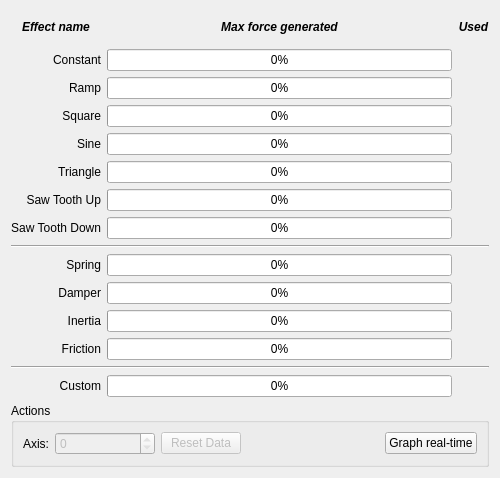
Old version of the form res/effects_stats.ui in the repository Ultrawipf/OpenFFBoard-configurator.
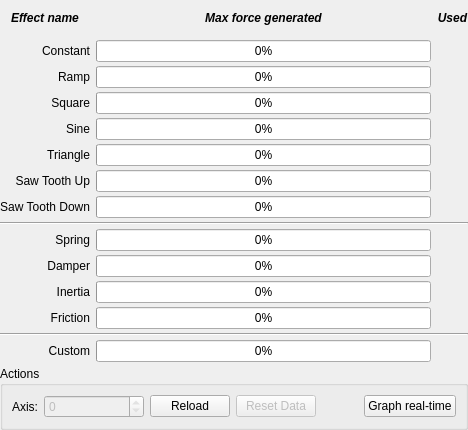
New version of the form.

Commit message: fix(ui): imrpove the UI to get a good layout/display

```diff
--- a/res/effects_stats.ui
+++ b/res/effects_stats.ui
@@ -6,19 +6,19 @@
    <rect>
     <x>0</x>
     <y>0</y>
-    <width>500</width>
-    <height>478</height>
+    <width>468</width>
+    <height>430</height>
    </rect>
   </property>
   <property name="sizePolicy">
-   <sizepolicy hsizetype="Fixed" vsizetype="Preferred">
+   <sizepolicy hsizetype="Preferred" vsizetype="Preferred">
     <horstretch>0</horstretch>
     <verstretch>0</verstretch>
    </sizepolicy>
   </property>
   <property name="minimumSize">
    <size>
-    <width>500</width>
+    <width>0</width>
     <height>0</height>
    </size>
   </property>
@@ -32,6 +32,21 @@
    <string>Statistics</string>
   </property>
   <layout class="QGridLayout" name="gridLayout_3">
+   <property name="leftMargin">
+    <number>0</number>
+   </property>
+   <property name="topMargin">
+    <number>0</number>
+   </property>
+   <property name="rightMargin">
+    <number>0</number>
+   </property>
+   <property name="bottomMargin">
+    <number>0</number>
+   </property>
+   <property name="verticalSpacing">
+    <number>4</number>
+   </property>
    <item row="8" column="0" colspan="3">
     <widget class="Line" name="line">
      <property name="orientation">
@@ -489,23 +504,36 @@
    </item>
    <item row="17" column="0" colspan="3">
     <widget class="QGroupBox" name="groupBox">
+     <property name="sizePolicy">
+      <sizepolicy hsizetype="Preferred" vsizetype="Preferred">
+       <horstretch>0</horstretch>
+       <verstretch>0</verstretch>
+      </sizepolicy>
+     </property>
      <property name="title">
       <string>Actions</string>
      </property>
      <layout class="QGridLayout" name="gridLayout">
-      <item row="0" column="3">
-       <widget class="QPushButton" name="pushButton_ResetData">
-        <property name="enabled">
-         <bool>false</bool>
+      <item row="0" column="6">
+       <widget class="QPushButton" name="pushButton_graph">
+        <property name="text">
+         <string>Graph real-time</string>
         </property>
+       </widget>
+      </item>
+      <item row="0" column="1">
+       <widget class="QLabel" name="label_15">
         <property name="sizePolicy">
-         <sizepolicy hsizetype="Fixed" vsizetype="Fixed">
+         <sizepolicy hsizetype="Fixed" vsizetype="Preferred">
           <horstretch>0</horstretch>
           <verstretch>0</verstretch>
          </sizepolicy>
         </property>
         <property name="text">
-         <string>Reset Data</string>
+         <string>Axis:</string>
+        </property>
+        <property name="alignment">
+         <set>Qt::AlignmentFlag::AlignRight|Qt::AlignmentFlag::AlignTrailing|Qt::AlignmentFlag::AlignVCenter</set>
         </property>
        </widget>
       </item>
@@ -532,6 +560,22 @@
        </widget>
       </item>
       <item row="0" column="4">
+       <widget class="QPushButton" name="pushButton_ResetData">
+        <property name="enabled">
+         <bool>false</bool>
+        </property>
+        <property name="sizePolicy">
+         <sizepolicy hsizetype="Fixed" vsizetype="Fixed">
+          <horstretch>0</horstretch>
+          <verstretch>0</verstretch>
+         </sizepolicy>
+        </property>
+        <property name="text">
+         <string>Reset Data</string>
+        </property>
+       </widget>
+      </item>
+      <item row="0" column="5">
        <spacer name="horizontalSpacer">
         <property name="orientation">
          <enum>Qt::Orientation::Horizontal</enum>
@@ -547,26 +591,10 @@
         </property>
        </spacer>
       </item>
-      <item row="0" column="1">
-       <widget class="QLabel" name="label_15">
-        <property name="sizePolicy">
-         <sizepolicy hsizetype="Fixed" vsizetype="Preferred">
-          <horstretch>0</horstretch>
-          <verstretch>0</verstretch>
-         </sizepolicy>
-        </property>
+      <item row="0" column="3">
+       <widget class="QPushButton" name="pushButton_reload">
         <property name="text">
-         <string>Axis:</string>
-        </property>
-        <property name="alignment">
-         <set>Qt::AlignmentFlag::AlignRight|Qt::AlignmentFlag::AlignTrailing|Qt::AlignmentFlag::AlignVCenter</set>
-        </property>
-       </widget>
-      </item>
-      <item row="0" column="5">
-       <widget class="QPushButton" name="pushButton_graph">
-        <property name="text">
-         <string>Graph real-time</string>
+         <string>Reload</string>
         </property>
        </widget>
       </item>
```
The commit also changes 4 other files.
